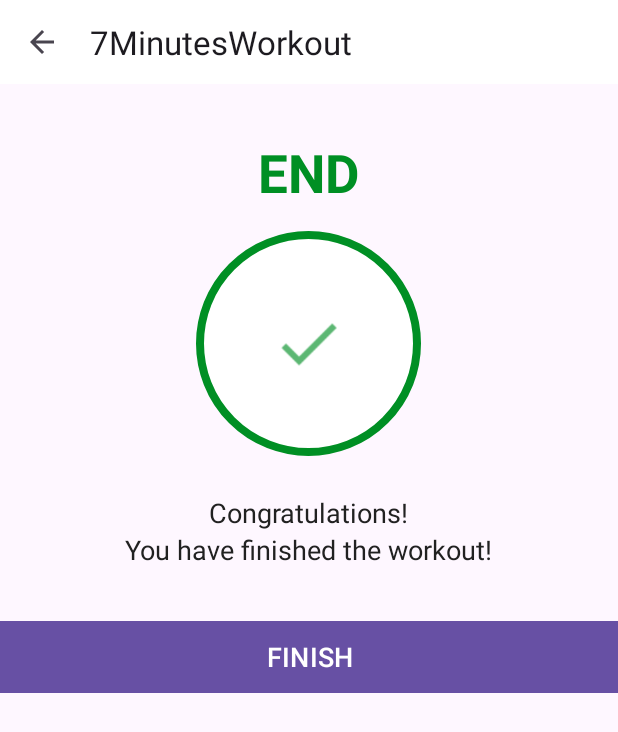
After one commit to HelloStranger1/7-Minute-Workout-Andr, an Android app: the FinishActivity screen opened directly, with no data from a screen before it, on a phone screen of 412 x 824 dp. The commit adds this screen. Shown: the top 732 px of the screen. Run offline under Robolectric (Android 15) with nearby library versions, the phone set to English and light mode, and no system bars.

Commit message:
Added A finish screen

```diff
--- a/app/src/main/AndroidManifest.xml
+++ b/app/src/main/AndroidManifest.xml
@@ -4,9 +4,10 @@
 
     <queries>
         <intent>
-            <action android:name="android.intent.action.TTS_SERVICE"/>
+            <action android:name="android.intent.action.TTS_SERVICE" />
         </intent>
     </queries>
+
     <application
         android:allowBackup="true"
         android:dataExtractionRules="@xml/data_extraction_rules"
@@ -17,6 +18,9 @@
         android:supportsRtl="true"
         android:theme="@style/Theme.7MinutesWorkout"
         tools:targetApi="31">
+        <activity
+            android:name=".FinishActivity"
+            android:exported="false" />
         <activity
             android:name=".ExerciseActivity"
             android:exported="false" />
--- a/app/src/main/java/com/example/a7minutesworkout/ExerciseActivity.kt
+++ b/app/src/main/java/com/example/a7minutesworkout/ExerciseActivity.kt
@@ -1,5 +1,6 @@
 package com.example.a7minutesworkout
 
+import android.content.Intent
 import android.media.MediaPlayer
 import android.net.Uri
 import androidx.appcompat.app.AppCompatActivity
@@ -19,6 +20,9 @@ class ExerciseActivity : AppCompatActivity(), TextToSpeech.OnInitListener {
 
     private var restTimer : CountDownTimer? = null
     private var restProgress = 0
+
+    private var restTimerDuration : Long = 1
+    private var exerciseTimerDuration : Long = 1
 
     private var exerciseTimer : CountDownTimer? = null
     private var exerciseProgress = 0
@@ -116,11 +120,11 @@ class ExerciseActivity : AppCompatActivity(), TextToSpeech.OnInitListener {
     private fun setRestProgressBar(){
         binding?.restProgressBar?.progress = restProgress
 
-        restTimer = object : CountDownTimer(10000, 1000){
+        restTimer = object : CountDownTimer(restTimerDuration*1000, 1000){
             override fun onTick(millisUntilFinished: Long) {
                 restProgress++
-                binding?.restProgressBar?.progress = 10 - restProgress
-                binding?.tvRestTimer?.text = (10 - restProgress).toString()
+                binding?.restProgressBar?.progress = restTimerDuration.toInt() - restProgress
+                binding?.tvRestTimer?.text = (restTimerDuration.toInt() - restProgress).toString()
             }
 
             override fun onFinish() {
@@ -135,25 +139,24 @@ class ExerciseActivity : AppCompatActivity(), TextToSpeech.OnInitListener {
     private fun setExerciseProgressBar(){
         binding?.exerciseProgressBar?.progress = exerciseProgress
 
-        exerciseTimer = object : CountDownTimer(30000, 1000){
+        exerciseTimer = object : CountDownTimer(exerciseTimerDuration*1000, 1000){
             override fun onTick(millisUntilFinished: Long) {
                 exerciseProgress++
-                binding?.exerciseProgressBar?.progress = 30 - exerciseProgress
-                binding?.tvExerciseTimer?.text = (30 - exerciseProgress).toString()
+                binding?.exerciseProgressBar?.progress = exerciseTimerDuration.toInt() - exerciseProgress
+                binding?.tvExerciseTimer?.text = (exerciseTimerDuration.toInt() - exerciseProgress).toString()
             }
 
             override fun onFinish() {
-                exerciseList!![currentExercisePosition].setIsSelected(false)
-                exerciseList!![currentExercisePosition].setIsCompleted(true)
-                exerciseAdapter!!.notifyDataSetChanged()
                 if(currentExercisePosition < exerciseList?.size!! - 1){
+                    exerciseList!![currentExercisePosition].setIsSelected(false)
+                    exerciseList!![currentExercisePosition].setIsCompleted(true)
+                    exerciseAdapter!!.notifyDataSetChanged()
                     setupRestView()
                 }else{
-                    Toast.makeText(
-                        this@ExerciseActivity,
-                        "Congratulations! You have completed the 7 minute workout",
-                        Toast.LENGTH_SHORT
-                    ).show()
+                    finish()
+                    val intent = Intent(this@ExerciseActivity, FinishActivity::class.java)
+                    startActivity(intent)
+
                 }
             }
         }.start()
--- /dev/null
+++ b/app/src/main/java/com/example/a7minutesworkout/FinishActivity.kt
@@ -0,0 +1,29 @@
+package com.example.a7minutesworkout
+
+import androidx.appcompat.app.AppCompatActivity
+import android.os.Bundle
+import com.example.a7minutesworkout.databinding.ActivityFinishBinding
+
+class FinishActivity : AppCompatActivity() {
+
+    private var binding : ActivityFinishBinding? = null
+
+    override fun onCreate(savedInstanceState: Bundle?) {
+        super.onCreate(savedInstanceState)
+        binding = ActivityFinishBinding.inflate(layoutInflater)
+        setContentView(binding?.root)
+
+        setSupportActionBar(binding?.toolbarFinishActivity)
+
+        if(supportActionBar != null){
+            supportActionBar?.setDisplayHomeAsUpEnabled(true)
+        }
+        binding?.toolbarFinishActivity?.setNavigationOnClickListener{
+            onBackPressed()
+        }
+
+        binding?.btnFinish?.setOnClickListener{
+            finish()
+        }
+    }
+}
--- /dev/null
+++ b/app/src/main/res/layout/activity_finish.xml
@@ -0,0 +1,72 @@
+<?xml version="1.0" encoding="utf-8"?>
+<LinearLayout
+    xmlns:android="http://schemas.android.com/apk/res/android"
+    xmlns:tools="http://schemas.android.com/tools"
+    android:layout_width="match_parent"
+    android:layout_height="match_parent"
+    android:gravity="center_horizontal"
+    android:orientation="vertical"
+    tools:context=".FinishActivity"
+    >
+    <androidx.appcompat.widget.Toolbar
+
+        android:id="@+id/toolbarFinishActivity"
+        android:layout_width="match_parent"
+        android:layout_height="?android:attr/actionBarSize"
+        android:background="@color/white"
+        />
+    <TextView
+        android:id="@+id/tvEnd"
+        android:layout_width="wrap_content"
+        android:layout_height="wrap_content"
+        android:layout_marginTop="35dp"
+        android:gravity="center"
+        android:text="END"
+        android:textColor="@color/colorAccent"
+        android:textStyle="bold"
+        android:textSize="35sp"
+        />
+    <LinearLayout
+        android:layout_width="150dp"
+        android:layout_height="150dp"
+        android:layout_gravity="center"
+        android:layout_marginTop="15dp"
+        android:background="@drawable/item_circular_color_accent_border"
+        android:gravity="center"
+        >
+        <ImageView
+            android:layout_width="50dp"
+            android:layout_height="50dp"
+            android:contentDescription="@string/finish_image"
+            android:src="@drawable/ic_action_done"/>
+    </LinearLayout>
+
+    <TextView
+        android:layout_width="wrap_content"
+        android:layout_height="wrap_content"
+        android:layout_marginTop="25dp"
+        android:text="@string/congratulations"
+        android:textColor="@color/textPrimary"
+        android:textSize="18sp" />
+
+    <TextView
+        android:layout_width="wrap_content"
+        android:layout_height="wrap_content"
+        android:text="@string/you_have_finished_the_workout"
+        android:textColor="@color/textPrimary"
+        android:textSize="18sp" />
+
+    <Button
+        android:id="@+id/btnFinish"
+        android:layout_width="match_parent"
+        android:layout_height="wrap_content"
+        android:layout_gravity="bottom"
+        android:layout_marginTop="35dp"
+        android:background="@color/colorAccent"
+        android:text="@string/finish"
+        android:textColor="@color/white"
+        android:textSize="18sp" />
+
+
+
+</LinearLayout>
--- a/app/src/main/res/values/strings.xml
+++ b/app/src/main/res/values/strings.xml
@@ -2,7 +2,11 @@
     <string name="app_name">7MinutesWorkout</string>
     <string name="start">START</string>
     <string name="start_image">start_image</string>
+    <string name="finish_image">finish_image</string>
     <string name="get_ready_for">GET READY FOR</string>
     <string name="upcoming_exercise">UPCOMING EXERCISE:</string>
     <string name="exercise_name">ExerciseName</string>
+    <string name="congratulations">Congratulations!</string>
+    <string name="finish">FINISH</string>
+    <string name="you_have_finished_the_workout">You have finished the workout!</string>
 </resources>
```
Also changed, not shown: app/src/main/res/drawable/ic_action_done.png (added).
